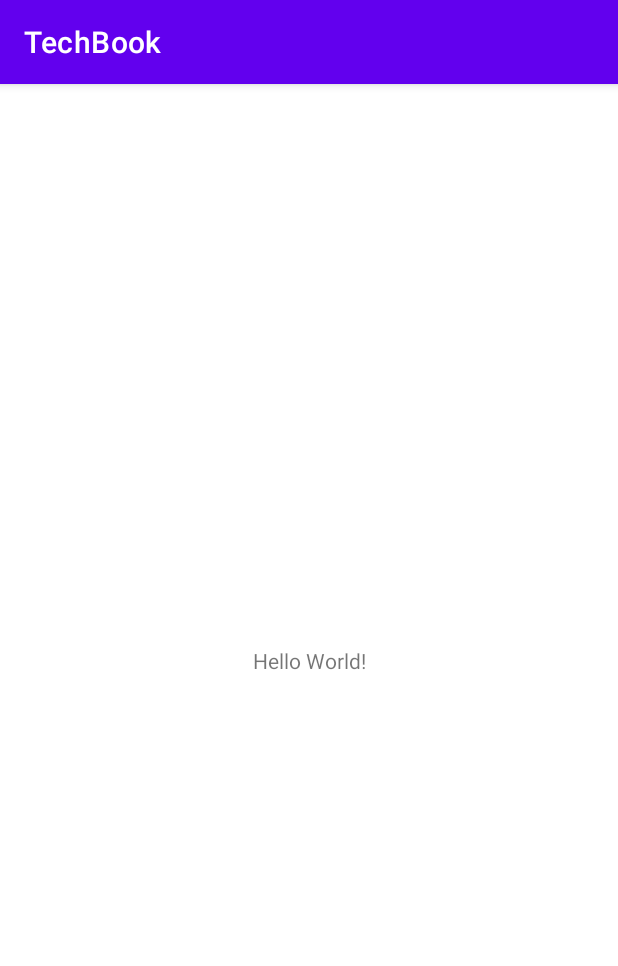
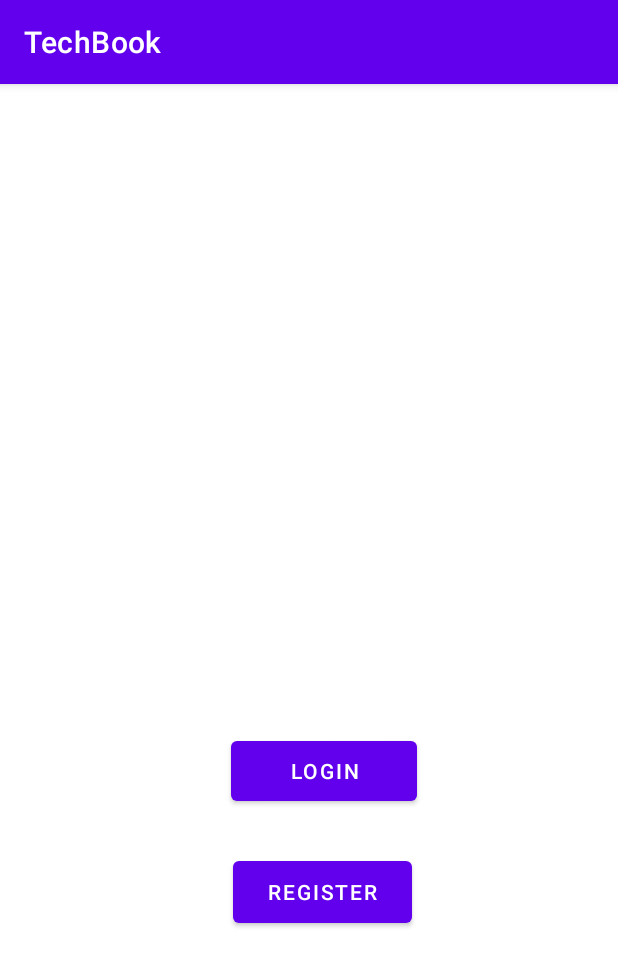
Before and after one commit to theetechbook/techbook, an Android app: the screen it shows after launch (MainActivity), on a phone screen of 412 x 824 dp. Shown: the top 966 px of the screen. Run offline under Robolectric (Android 15) with nearby library versions, the phone set to English and light mode, and no system bars; our stand-ins replace Dagger/Hilt's generated code.

Commit message:
Created XML and Navigation for Splash, Login, Register

```diff
--- a/app/build.gradle
+++ b/app/build.gradle
@@ -56,6 +56,7 @@ dependencies {
 
     //Material Design Components
     implementation 'com.google.android.material:material:<version>'
+    implementation 'androidx.legacy:legacy-support-v4:1.0.0'
 
     //Navigation Controller
     def nav_version = "2.3.5"
--- a/app/src/main/java/com/latifah/techbook/MainActivity.kt
+++ b/app/src/main/java/com/latifah/techbook/MainActivity.kt
@@ -4,6 +4,9 @@ import androidx.appcompat.app.AppCompatActivity
 import android.os.Bundle
 import dagger.hilt.android.AndroidEntryPoint
 
+/**
+ * An activity that inflates a layout that has a NavHostFragment.
+ */
 @AndroidEntryPoint
 class MainActivity : AppCompatActivity() {
     override fun onCreate(savedInstanceState: Bundle?) {
--- /dev/null
+++ b/app/src/main/java/com/latifah/techbook/ui/fragments/Splash.kt
@@ -0,0 +1,38 @@
+package com.latifah.techbook.ui.fragments
+
+import android.os.Bundle
+import androidx.fragment.app.Fragment
+import android.view.LayoutInflater
+import android.view.View
+import android.view.ViewGroup
+import android.widget.Button
+import androidx.navigation.Navigation
+import com.latifah.techbook.R
+
+
+/**
+ * A simple [Fragment] subclass.
+ * Use the [Splash.newInstance] factory method to
+ * create an instance of this fragment.
+ */
+
+class Splash : Fragment() {
+
+    override fun onCreateView(
+        inflater: LayoutInflater, container: ViewGroup?, savedInstanceState: Bundle?
+    ): View? {
+        val view = inflater.inflate(R.layout.fragment_splash, container, false)
+
+        view.findViewById<Button>(R.id.login_button_splash).setOnClickListener {
+            Navigation.findNavController(view).navigate(R.id.action_splash_to_login)
+        }
+
+        view.findViewById<Button>(R.id.register_button_splash).setOnClickListener {
+            Navigation.findNavController(view).navigate(R.id.action_splash_to_register)
+        }
+
+
+        return view
+    }
+
+}
--- a/app/src/main/res/layout/activity_main.xml
+++ b/app/src/main/res/layout/activity_main.xml
@@ -6,13 +6,16 @@
     android:layout_height="match_parent"
     tools:context=".MainActivity">
 
-    <TextView
-        android:layout_width="wrap_content"
-        android:layout_height="wrap_content"
-        android:text="Hello World!"
+    <androidx.fragment.app.FragmentContainerView
+        android:id="@+id/my_nav_host_fragment"
+        android:name="androidx.navigation.fragment.NavHostFragment"
+        android:layout_width="match_parent"
+        android:layout_height="match_parent"
+        app:defaultNavHost="true"
         app:layout_constraintBottom_toBottomOf="parent"
-        app:layout_constraintLeft_toLeftOf="parent"
-        app:layout_constraintRight_toRightOf="parent"
-        app:layout_constraintTop_toTopOf="parent" />
+        app:layout_constraintEnd_toEndOf="parent"
+        app:layout_constraintStart_toStartOf="parent"
+        app:layout_constraintTop_toTopOf="parent"
+        app:navGraph="@navigation/main_nav"/>
 
 </androidx.constraintlayout.widget.ConstraintLayout>
--- /dev/null
+++ b/app/src/main/res/layout/fragment_splash.xml
@@ -0,0 +1,32 @@
+<?xml version="1.0" encoding="utf-8"?>
+<androidx.constraintlayout.widget.ConstraintLayout xmlns:android="http://schemas.android.com/apk/res/android"
+    xmlns:app="http://schemas.android.com/apk/res-auto"
+    xmlns:tools="http://schemas.android.com/tools"
+    android:id="@+id/frameLayout"
+    android:layout_width="match_parent"
+    android:layout_height="match_parent"
+    tools:context=".ui.fragments.Splash">
+
+    <Button
+        android:id="@+id/login_button_splash"
+        android:layout_width="124dp"
+        android:layout_height="52dp"
+        android:layout_marginTop="432dp"
+        android:text="Login"
+        app:layout_constraintEnd_toEndOf="parent"
+        app:layout_constraintHorizontal_bias="0.535"
+        app:layout_constraintStart_toStartOf="parent"
+        app:layout_constraintTop_toTopOf="parent" />
+
+    <Button
+        android:id="@+id/register_button_splash"
+        android:layout_width="119dp"
+        android:layout_height="53dp"
+        android:layout_marginTop="28dp"
+        android:text="Register"
+        app:layout_constraintEnd_toEndOf="parent"
+        app:layout_constraintHorizontal_bias="0.53"
+        app:layout_constraintStart_toStartOf="parent"
+        app:layout_constraintTop_toBottomOf="@+id/login_button_splash" />
+
+</androidx.constraintlayout.widget.ConstraintLayout>
--- a/app/src/main/res/navigation/main_nav.xml
+++ b/app/src/main/res/navigation/main_nav.xml
@@ -1,6 +1,34 @@
 <?xml version="1.0" encoding="utf-8"?>
 <navigation xmlns:android="http://schemas.android.com/apk/res/android"
     xmlns:app="http://schemas.android.com/apk/res-auto"
-    android:id="@+id/main_nav">
+    xmlns:tools="http://schemas.android.com/tools"
+    android:id="@+id/main_nav"
+    app:startDestination="@id/splash">
 
+    <fragment
+        android:id="@+id/splash"
+        android:name="com.latifah.techbook.ui.fragments.Splash"
+        android:label="fragment_splash"
+        tools:layout="@layout/fragment_splash" >
+        <action
+            android:id="@+id/action_splash_to_login"
+            app:destination="@id/login" />
+        <action
+            android:id="@+id/action_splash_to_register"
+            app:destination="@id/register" />
+    </fragment>
+    <fragment
+        android:id="@+id/login"
+        android:name="com.latifah.techbook.ui.fragments.Login"
+        android:label="fragment_login"
+        tools:layout="@layout/fragment_login" />
+    <fragment
+        android:id="@+id/register"
+        android:name="com.latifah.techbook.ui.fragments.Register"
+        android:label="fragment_register"
+        tools:layout="@layout/fragment_register" >
+        <action
+            android:id="@+id/action_register_to_login"
+            app:destination="@id/login" />
+    </fragment>
 </navigation>
--- a/app/src/main/res/values-night/themes.xml
+++ b/app/src/main/res/values-night/themes.xml
@@ -13,4 +13,9 @@
         <item name="android:statusBarColor" tools:targetApi="l">?attr/colorPrimaryVariant</item>
         <!-- Customize your theme here. -->
     </style>
+
+    <style name="ThemeOverlay.TechBook.FullscreenContainer" parent="">
+        <item name="fullscreenBackgroundColor">@color/light_blue_900</item>
+        <item name="fullscreenTextColor">@color/light_blue_A400</item>
+    </style>
 </resources>
--- /dev/null
+++ b/app/src/main/res/values/attrs.xml
@@ -0,0 +1,6 @@
+<resources>
+    <declare-styleable name="FullscreenAttrs">
+        <attr name="fullscreenBackgroundColor" format="color" />
+        <attr name="fullscreenTextColor" format="color" />
+    </declare-styleable>
+</resources>
--- a/app/src/main/res/values/colors.xml
+++ b/app/src/main/res/values/colors.xml
@@ -7,4 +7,9 @@
     <color name="teal_700">#FF018786</color>
     <color name="black">#FF000000</color>
     <color name="white">#FFFFFFFF</color>
+    <color name="light_blue_600">#FF039BE5</color>
+    <color name="light_blue_900">#FF01579B</color>
+    <color name="light_blue_A200">#FF40C4FF</color>
+    <color name="light_blue_A400">#FF00B0FF</color>
+    <color name="black_overlay">#66000000</color>
 </resources>
--- a/app/src/main/res/values/strings.xml
+++ b/app/src/main/res/values/strings.xml
@@ -1,3 +1,7 @@
 <resources>
     <string name="app_name">TechBook</string>
+    <!-- TODO: Remove or change this placeholder text -->
+    <string name="hello_blank_fragment">Hello blank fragment</string>
+    <string name="dummy_button">Dummy Button</string>
+    <string name="dummy_content">DUMMY\nCONTENT</string>
 </resources>
--- a/app/src/main/res/values/themes.xml
+++ b/app/src/main/res/values/themes.xml
@@ -13,4 +13,9 @@
         <item name="android:statusBarColor" tools:targetApi="l">?attr/colorPrimaryVariant</item>
         <!-- Customize your theme here. -->
     </style>
+
+    <style name="ThemeOverlay.TechBook.FullscreenContainer" parent="">
+        <item name="fullscreenBackgroundColor">@color/light_blue_600</item>
+        <item name="fullscreenTextColor">@color/light_blue_A200</item>
+    </style>
 </resources>
```
Also changed, not shown: app/src/main/java/com/latifah/techbook/ui/fragments/Login.kt (added, +36 -0 lines), app/src/main/java/com/latifah/techbook/ui/fragments/Register.kt (added, +43 -0 lines), app/src/main/res/layout/fragment_login.xml (added, +67 -0 lines), app/src/main/res/layout/fragment_register.xml (added, +84 -0 lines), app/src/main/res/values/styles.xml (added, +7 -0 lines).
